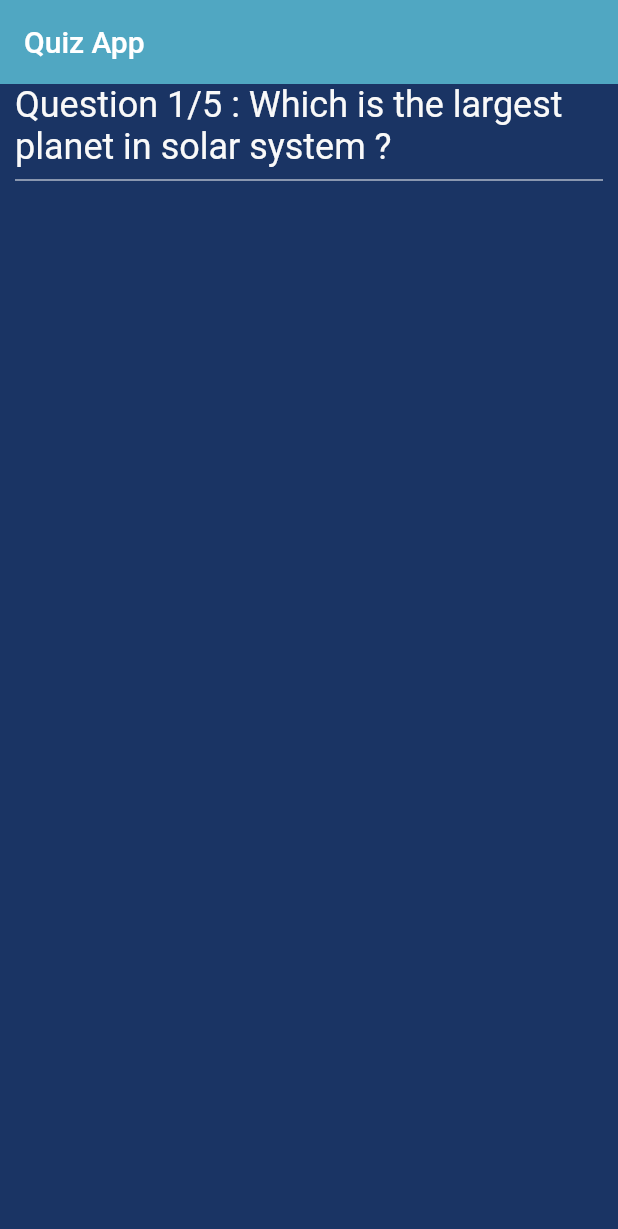
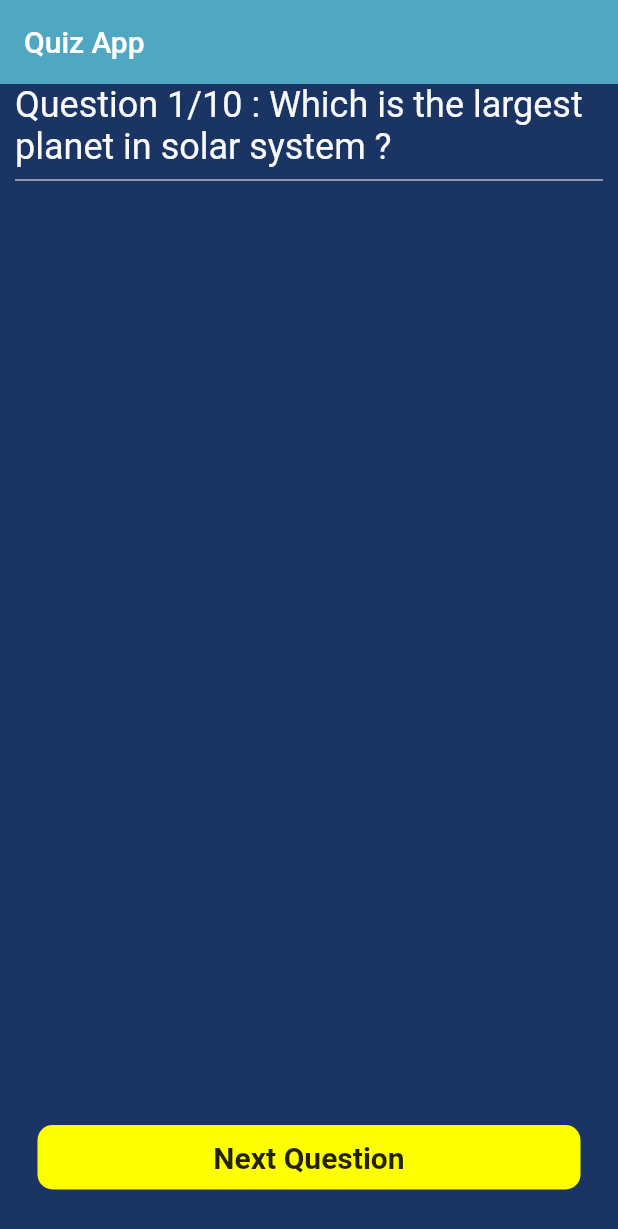
Before and after one commit to flutter-preview/Arpitaagupta-Quiz-App, a Flutter app: the screen it shows after launch, on a phone screen of 412 x 824 dp. Shown: the top 1229 px of the screen. Run offline on Flutter 3.47's test engine with Material 2 defaults, Android fonts, the phone set to English and light mode, and no system bars.

Commit message:
Created next button and added functionality to it.

```diff
--- a/lib/constants.dart
+++ b/lib/constants.dart
@@ -12,6 +12,7 @@ const incorrect = Color(0xFFAB3232);
 const neutral = Color(0xFFF9F9F9);
 //set background color, as white is sensitive to eyes
 const background = Color(0xFF1A3464);
+const backgroundLight = Color(0xFFffff00);
 
 const lightGreenColor = Color(0xffB7F8DB);
 const skyBlueColor = Color(0xff50A7C2);
--- a/lib/screens/home_screens.dart
+++ b/lib/screens/home_screens.dart
@@ -3,6 +3,7 @@ import 'package:flutter/material.dart';
 import '../constants.dart';
 import '../models/question_models.dart'; //question model
 import '../widgets/questions_widgets.dart'; //the question widget
+import '../widgets/next_button.dart';
 
 //Creating the HomeScreen widget
 //Stateful Widget is used because it is going to be our parent widget
@@ -66,10 +67,72 @@ class _HomeScreenState extends State<HomeScreen> {
         'Indian': false
       },
     ),
+    Question(
+      id: '15',
+      title: 'Who discovered gravity ?',
+      options: {
+        'Einstein': false,
+        'E. Goldstein': false,
+        'Chadwick': false,
+        'Newton': true
+      },
+    ),
+    Question(
+      id: '16',
+      title: 'Who climbed Mt. Everest first ?',
+      options: {
+        'Tenzing Norway': false,
+        'Edmund Hillary': false,
+        'All of the above': true,
+        'None of the above': false
+      },
+    ),
+    Question(
+      id: '17',
+      title: 'Where is river Thames located ?',
+      options: {
+        'Hong Kong': false,
+        'London': true,
+        'Paris': false,
+        'Switzerland': false
+      },
+    ),
+    Question(
+      id: '18',
+      title: 'Who is first Indian Woman to go in space ?',
+      options: {
+        'Kalpana Chawla': true,
+        'Priyanka Srisvastav': false,
+        'Yogita Shah': false,
+        'Swati Mohan': false
+      },
+    ),
+    Question(
+      id: '19',
+      title: 'Which is the largest desert in India ?',
+      options: {
+        'Indus Valley Desert': false,
+        'Jaisalmer': false,
+        'Thar': true,
+        'Bikaner': false
+      },
+    ),
   ];
 
   //creating an index to loop through questions
   int index = 0;
+
+  //create a function to display next question
+  void nextQuestion() {
+    if (index == _questions.length - 1) {
+      return;
+    } else {
+      setState(() {
+        index++; //when the index change to 1. rebuild the app
+      });
+    }
+  }
+
   @override
   Widget build(BuildContext context) {
     //chsnge the background
@@ -99,6 +162,15 @@ class _HomeScreenState extends State<HomeScreen> {
           ],
         ),
       ),
+
+      //use the floating action button,
+      floatingActionButton: Padding(
+        padding: const EdgeInsets.symmetric(horizontal: 10.0),
+        child: NextButton(
+          nextQuestion: nextQuestion, //the above function
+        ),
+      ),
+      floatingActionButtonLocation: FloatingActionButtonLocation.centerFloat,
     );
   }
 }
--- /dev/null
+++ b/lib/widgets/next_button.dart
@@ -0,0 +1,33 @@
+import 'package:flutter/material.dart';
+import '../constants.dart';
+
+class NextButton extends StatelessWidget {
+  const NextButton({super.key, required this.nextQuestion});
+  final VoidCallback nextQuestion;
+
+  @override
+  Widget build(BuildContext context) {
+    return GestureDetector(
+      onTap: nextQuestion,
+      child: Container(
+        width: double.infinity,
+        decoration: BoxDecoration(
+          color: backgroundLight,
+          borderRadius: BorderRadius.circular(10.0),
+        ),
+        padding: const EdgeInsets.symmetric(vertical: 10.0),
+        margin: EdgeInsets.all(15.0),
+        child: const Text(
+          'Next Question',
+          textAlign: TextAlign.center,
+          style: TextStyle(
+            fontSize: 20,
+            fontWeight: FontWeight.bold,
+          ),
+        ),
+      ),
+    );
+  }
+}
+
+//this will be added to floating action button
```
